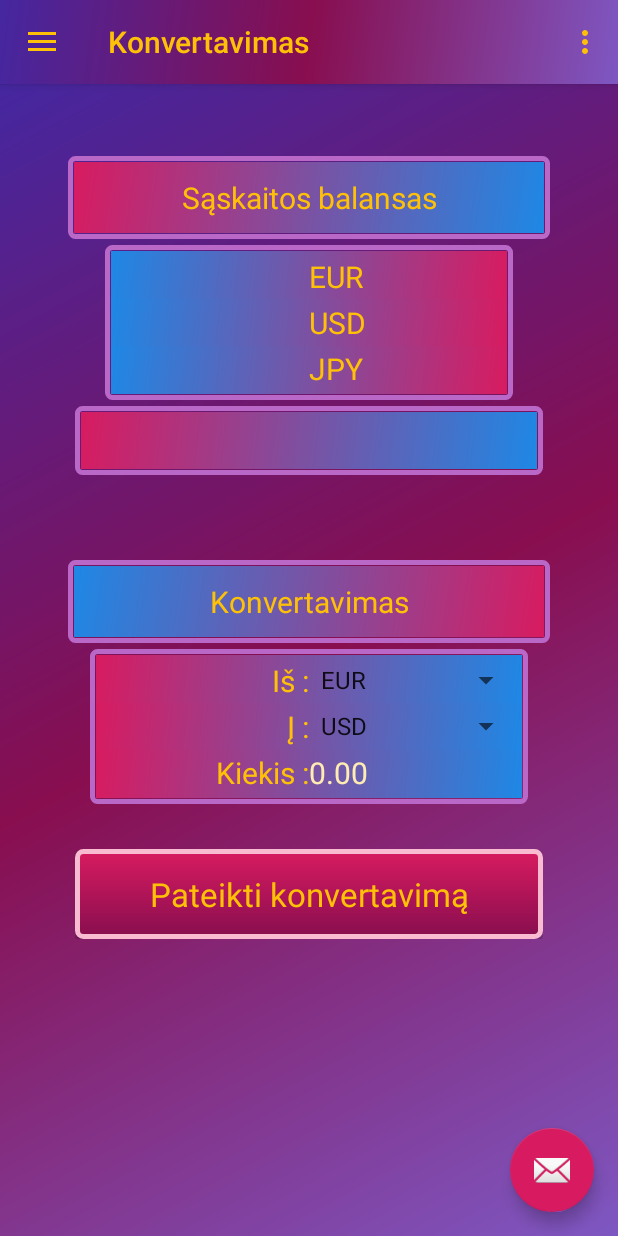
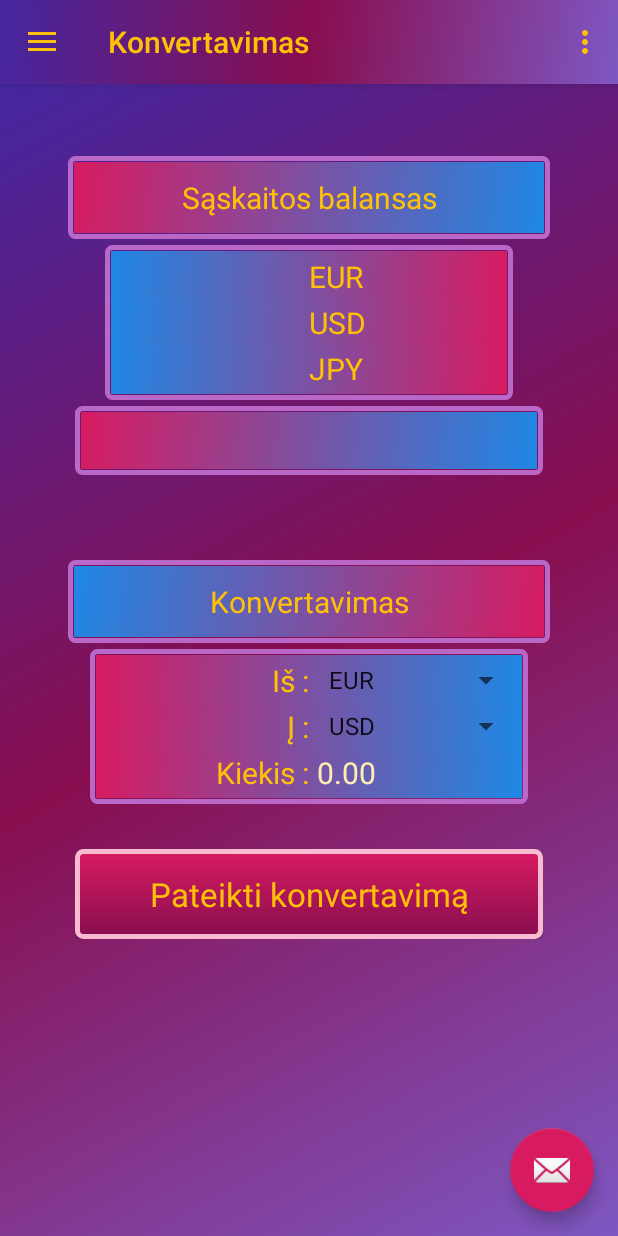
Before and after one commit to IvanGast/Convert-Task-Kotlin, an Android app: the ConvertActivity screen opened directly, with no data from a screen before it, on a phone screen of 412 x 824 dp. Run offline under Robolectric (Android 15) with nearby library versions, the phone set to English and light mode, and no system bars; our stand-ins replace Dagger/Hilt's generated code, RxJava; libraries missing offline, so code that uses them is left out: com.vicpin.krealmextensions, io.realm; Roboto replaces fonts that are not available here; 2 statements that could not run were skipped.

Commit message:
Update content_convert.xml

```diff
--- a/BankConvert/app/src/main/res/layout/content_convert.xml
+++ b/BankConvert/app/src/main/res/layout/content_convert.xml
@@ -192,7 +192,7 @@
                             android:layout_height="wrap_content"
                             android:id="@+id/fromSpinner"
                             android:layout_weight="1"
-                            android:entries="@array/currency_array"/>
+                            android:entries="@array/currency_array" android:paddingLeft="5dp"/>
                 </LinearLayout>
                 <LinearLayout
                         android:orientation="horizontal"
@@ -216,7 +216,7 @@
                             android:layout_height="wrap_content"
                             android:id="@+id/toSpinner"
                             android:layout_weight="1"
-                            android:entries="@array/currency_array_two"/>
+                            android:entries="@array/currency_array_two" android:paddingLeft="5dp"/>
                 </LinearLayout>
                 <LinearLayout
                         android:orientation="horizontal"
@@ -247,7 +247,7 @@
                             android:textColorHint="#FFECB3"
                             android:hint="0.00"
                             android:inputType="numberDecimal"
-                            android:textCursorDrawable="@null"/>
+                            android:textCursorDrawable="@null" android:paddingLeft="5dp"/>
                 </LinearLayout>
             </LinearLayout>
             <LinearLayout
```
